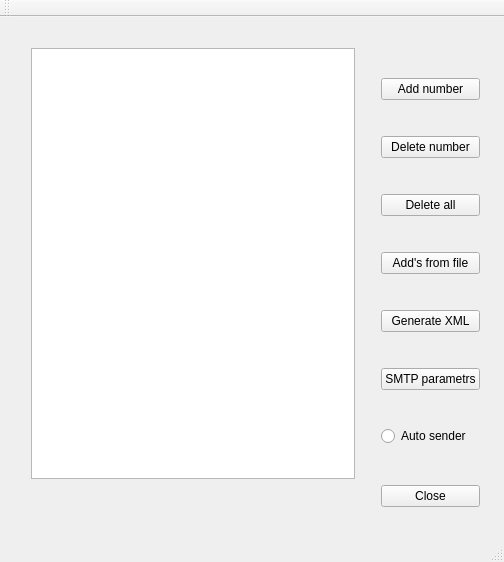
First picture: the form in DbSqlExport/DbSqlExport.ui, repository AnatolySolovyev12/DbSqlExport, before the edit.
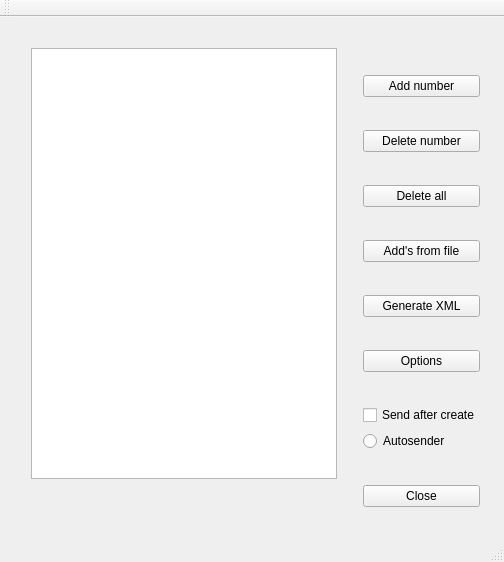
Second picture: the form after the edit.

Commit message: Add check box for sendAfterCreate and Tab menu in option

Patch:
```diff
--- a/DbSqlExport/DbSqlExport.ui
+++ b/DbSqlExport/DbSqlExport.ui
@@ -104,16 +104,23 @@
        <item>
         <widget class="QPushButton" name="pushButtonSendFiles">
          <property name="text">
-          <string>SMTP parametrs</string>
+          <string>Options</string>
          </property>
         </widget>
        </item>
        <item>
         <layout class="QVBoxLayout" name="verticalLayout_3">
+         <item>
+          <widget class="QCheckBox" name="checkBoxSendAfterCreate">
+           <property name="text">
+            <string>Send after create</string>
+           </property>
+          </widget>
+         </item>
          <item>
           <widget class="QRadioButton" name="autoSender">
            <property name="text">
-            <string>Auto sender</string>
+            <string>Autosender</string>
            </property>
           </widget>
          </item>
```
The commit also changes 3 other files.
